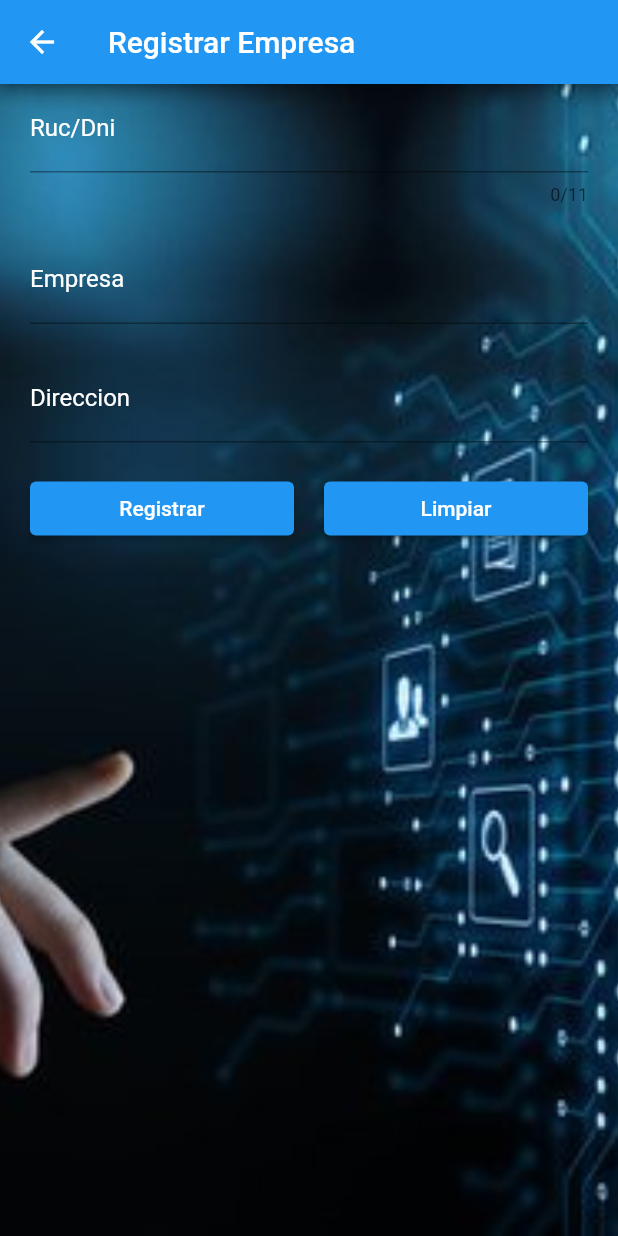
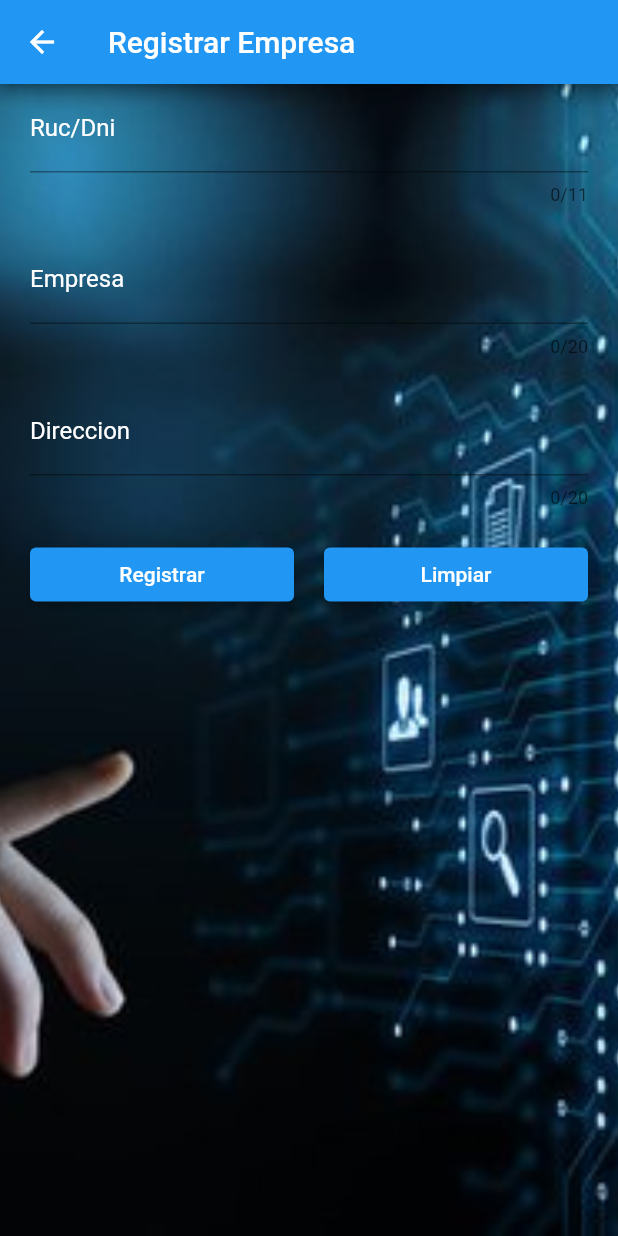
Before and after one commit to Daxerder/Facturarion_APK, a Flutter app: the RegistrarEmpresa screen opened directly, on a phone screen of 412 x 824 dp. Run offline on Flutter 3.47's test engine with Material 2 defaults, Android fonts, the phone set to English and light mode, and no system bars; our stand-ins replace cloud_firestore, firebase_core, firebase_storage, open_file, sqflite, webview_flutter; accounts and stored records are empty.

Commit message:
solucion de errores

```diff
--- a/lib/pag_secundarias/reg_empresa.dart
+++ b/lib/pag_secundarias/reg_empresa.dart
@@ -64,14 +64,16 @@ class _RegistrarEmpresa extends State<RegistrarEmpresa> {
   }
 
   Widget cuerpo() {
-    return Column(
+    return SingleChildScrollView(
+      child: Column(
         children: <Widget>[
           TextFormField(
             controller: _documento,
             keyboardType: TextInputType.number,
             maxLength: 11,
             decoration: const InputDecoration(
-              labelText: 'Ruc/Dni', labelStyle: TextStyle(color: Colors.white)),
+                labelText: 'Ruc/Dni',
+                labelStyle: TextStyle(color: Colors.white)),
             style: const TextStyle(color: Colors.white),
             onChanged: (String documento) {
               getDocumento(documento);
@@ -82,8 +84,10 @@ class _RegistrarEmpresa extends State<RegistrarEmpresa> {
           ),
           TextFormField(
             controller: _empresa,
+            maxLength: 20,
             decoration: const InputDecoration(
-              labelText: 'Empresa', labelStyle: TextStyle(color: Colors.white)),
+                labelText: 'Empresa',
+                labelStyle: TextStyle(color: Colors.white)),
             style: const TextStyle(color: Colors.white),
             onChanged: (String empresa) {
               getEmpresa(empresa);
@@ -94,6 +98,7 @@ class _RegistrarEmpresa extends State<RegistrarEmpresa> {
           ),
           TextFormField(
             controller: _direccion,
+            maxLength: 20,
             decoration: const InputDecoration(
                 labelText: 'Direccion',
                 labelStyle: TextStyle(color: Colors.white)),
@@ -190,6 +195,7 @@ class _RegistrarEmpresa extends State<RegistrarEmpresa> {
             ],
           )
         ],
+      ),
     );
   }
 
```
Also changed, not shown: lib/pag_secundarias/crear_prod.dart (+9 -1 lines), lib/pag_secundarias/modf_prod.dart (+25 -4 lines), lib/pages/generar.dart (+5 -2 lines). Lines whose indentation alone changed are shown as unchanged.
